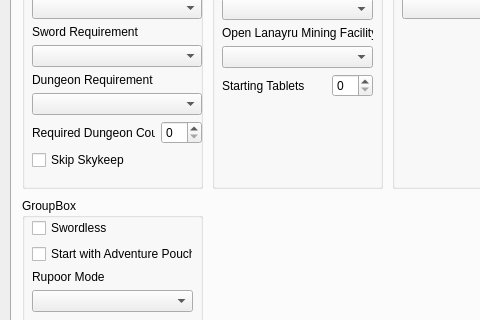
This is gui/randogui.ui in ssrando/ssrando as Qt 5 draws it before an edit; both pictures show x 0 to 480 and y 158 to 478 of the 954 by 704 pixel window. The edited form follows.
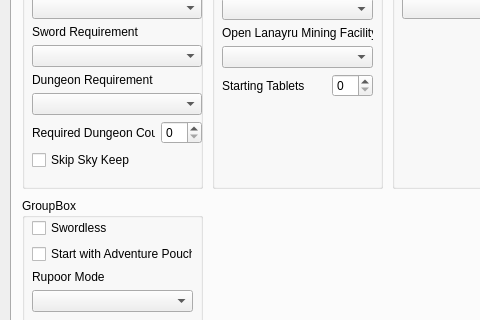
This is the edited form.

Commit message: Apparently successful renaming of Skykeep to its official name Sky Keep

Patch:
```diff
--- a/gui/randogui.ui
+++ b/gui/randogui.ui
@@ -666,7 +666,7 @@
         <item>
          <widget class="QCheckBox" name="option_skip_skykeep">
           <property name="text">
-           <string>Skip Skykeep</string>
+           <string>Skip Sky Keep</string>
           </property>
          </widget>
         </item>
```
The commit also changes 16 other files.
